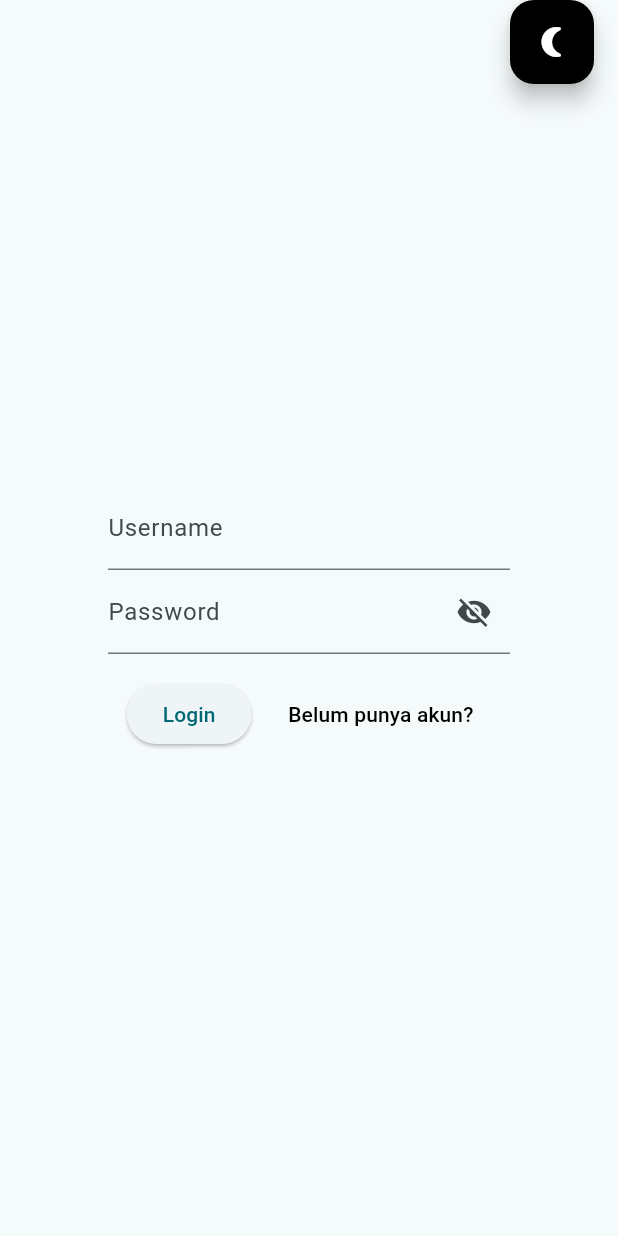
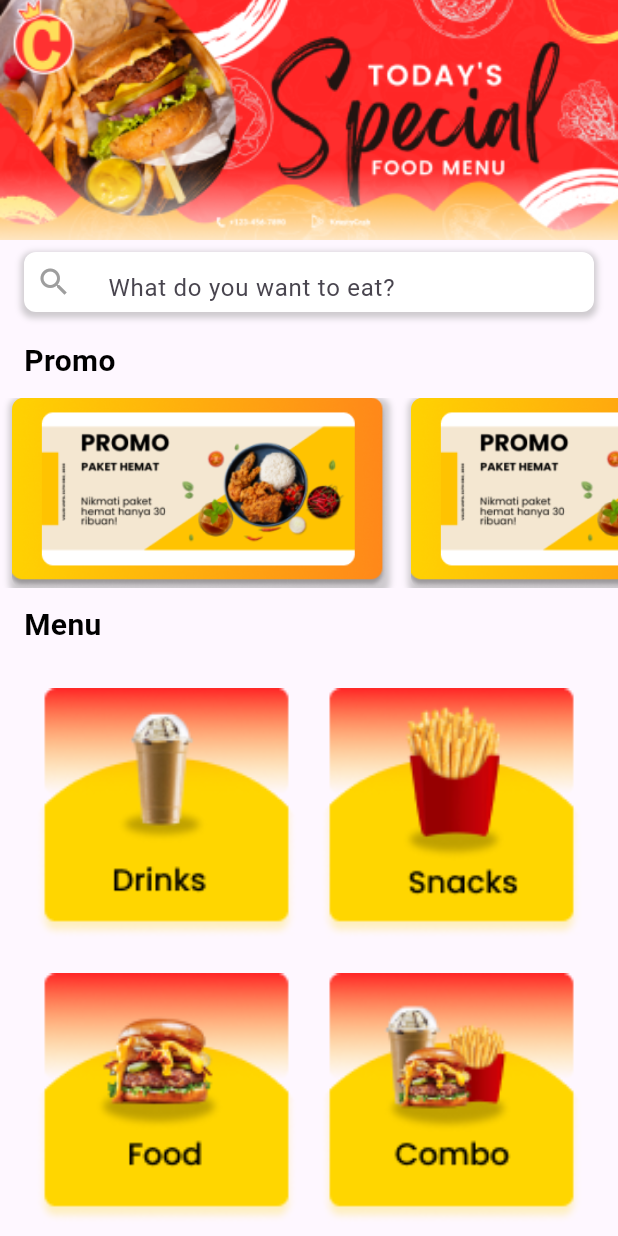
Before and after one commit to siwakasen/tubes_pbp, a Flutter app: the screen it shows after launch, on a phone screen of 412 x 824 dp. Run offline on Flutter 3.47's test engine with Material 3 defaults, Android fonts, the phone set to English and light mode, and no system bars; our stand-ins replace barcode_widget, extended_image, flutter_map, flutter_rating_bar, flutter_riverpod, flutter_slidable and 9 more; missing offline and left inert: checkbox_formfield; accounts and stored records are empty.

Commit message:
BAGIAN RAIHAN

```diff
--- a/lib/main.dart
+++ b/lib/main.dart
@@ -1,5 +1,6 @@
 import 'package:flutter/material.dart';
 import 'package:flutter_riverpod/flutter_riverpod.dart';
+import 'package:ugd2_pbp/view/BaruRehan/home_view.dart';
 import 'package:ugd2_pbp/view/login/login.dart';
 
 void main() {
@@ -14,7 +15,7 @@ class MainApp extends StatelessWidget {
     return const MaterialApp(
       home: Scaffold(
         body: Center(
-          child: LoginView(),
+          child: HomeView(),
         ),
       ),
     );
--- /dev/null
+++ b/lib/view/BaruRehan/home_view.dart
@@ -0,0 +1,191 @@
+import 'package:flutter/material.dart';
+import 'package:ugd2_pbp/view/maps/map.dart';
+
+class HomeView extends StatefulWidget {
+  const HomeView({super.key});
+
+  @override
+  State<HomeView> createState() => _HomeViewState();
+}
+
+class _HomeViewState extends State<HomeView> {
+  late TextEditingController _searchController;
+
+  @override
+  void initState() {
+    super.initState();
+    _searchController = TextEditingController();
+  }
+
+  @override
+  void dispose() {
+    _searchController.dispose();
+    super.dispose();
+  }
+
+  @override
+  Widget build(BuildContext context) {
+    return Scaffold(
+      body: Column(
+        crossAxisAlignment: CrossAxisAlignment.stretch,
+        children: [
+          Image.asset(
+            "images/image_top.png",
+            height: 160,
+            width: MediaQuery.of(context).size.width,
+            fit: BoxFit.cover,
+          ),
+          Container(
+            height: 40,
+            margin: EdgeInsets.symmetric(horizontal: 16, vertical: 8),
+            decoration: BoxDecoration(
+              color: Colors.white,
+              borderRadius: BorderRadius.circular(8.0),
+              boxShadow: [
+                BoxShadow(
+                  color: Colors.grey.withOpacity(0.5),
+                  spreadRadius: 2,
+                  blurRadius: 3,
+                  offset: Offset(0, 2),
+                ),
+              ],
+            ),
+            child: Row(
+              children: [
+                Padding(
+                  padding: const EdgeInsets.symmetric(horizontal: 8.0),
+                  child: Icon(Icons.search, color: Colors.grey),
+                ),
+                Expanded(
+                  child: TextField(
+                    controller: _searchController,
+                    onChanged: (value) {
+                      // Handle changes in the search input
+                    },
+                    decoration: InputDecoration(
+                      hintText: 'What do you want to eat?',
+                      contentPadding: EdgeInsets.symmetric(horizontal: 16),
+                      border: InputBorder.none,
+                    ),
+                  ),
+                ),
+              ],
+            ),
+          ),
+          SizedBox(height: 10),
+          Container(
+            margin: EdgeInsets.symmetric(horizontal: 16),
+            child: Text(
+              'Promo',
+              style: TextStyle(
+                color: Colors.black,
+                fontSize: 20,
+                fontWeight: FontWeight.bold,
+              ),
+            ),
+          ),
+          SizedBox(height: 10),
+          SingleChildScrollView(
+            scrollDirection: Axis.horizontal,
+            child: Row(
+              children: [
+                PromoItem(imagePath: 'images/promo.png'),
+                PromoItem(imagePath: 'images/promo.png'),
+                PromoItem(imagePath: 'images/promo.png'),
+                // ...
+              ],
+            ),
+          ),
+          SizedBox(height: 10),
+          Container(
+            margin: EdgeInsets.symmetric(horizontal: 16),
+            child: Text(
+              'Menu',
+              style: TextStyle(
+                color: Colors.black,
+                fontSize: 20,
+                fontWeight: FontWeight.bold,
+              ),
+            ),
+          ),
+          Expanded(
+            child: GridView.count(
+              // Mencegah pengguliran
+              crossAxisCount: 2,
+              padding: EdgeInsets.all(16),
+              children: [
+                GridItem(imagePath: 'images/drink.png'),
+                GridItem(imagePath: 'images/snacks.png'),
+                GridItem(imagePath: 'images/food.png'),
+                GridItem(imagePath: 'images/combo.png'),
+                // ...
+              ],
+            ),
+          ),
+        ],
+      ),
+    );
+  }
+}
+
+// Rest of the code remains unchanged
+
+
+class PromoItem extends StatelessWidget {
+  final String imagePath;
+
+  const PromoItem({required this.imagePath});
+
+  @override
+  Widget build(BuildContext context) {
+    return Container(
+      width: 250, // Sesuaikan dengan lebar promo item
+      margin: EdgeInsets.symmetric(horizontal: 8),
+      decoration: BoxDecoration(
+        borderRadius: BorderRadius.circular(8.0),
+        boxShadow: [
+          BoxShadow(
+            color: Colors.grey.withOpacity(0.5),
+            spreadRadius: 2,
+            blurRadius: 3,
+            offset: Offset(0, 2),
+          ),
+        ],
+      ),
+      child: ClipRRect(
+        borderRadius: BorderRadius.circular(8.0),
+        child: Image.asset(
+          imagePath,
+          fit: BoxFit.cover,
+        ),
+      ),
+    );
+  }
+}
+
+class GridItem extends StatelessWidget {
+  final String imagePath;
+
+  const GridItem({required this.imagePath});
+
+  @override
+  Widget build(BuildContext context) {
+    return Container(
+      width: 50, // Sesuaikan dengan lebar yang diinginkan
+      height: 50, // Sesuaikan dengan tinggi yang diinginkan
+      margin: EdgeInsets.all(8),
+      decoration: BoxDecoration(
+        borderRadius: BorderRadius.circular(8.0),
+      ),
+      child: ClipRRect(
+        borderRadius: BorderRadius.circular(8.0),
+        child: Image.asset(
+          imagePath,
+          width: 50, // Sesuaikan dengan lebar yang diinginkan
+          height: 50, // Sesuaikan dengan tinggi yang diinginkan
+          fit: BoxFit.contain, // Sesuaikan dengan kebutuhan
+        ),
+      ),
+    );
+  }
+}
```
Also changed, not shown: lib/view/BaruRehan/BottomNew.dart (added, +129 -0 lines), lib/view/BaruRehan/ListRestaurant.dart (added, +191 -0 lines), lib/view/BaruRehan/maps.dart (added, +55 -0 lines), lib/view/userView/test.dart (added, +20 -0 lines), images/combo.png (added), images/drink.png (added), images/food.png (added), images/image_top.png (added), images/promo.png (added), images/snacks.png (added), lib/database/api_makanan.dart (added).
